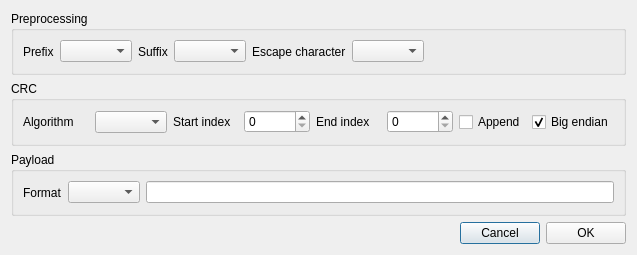
First picture: the form in src/page/utilities/textitemeditor.ui, repository x-tools-author/x-tools, before the edit.
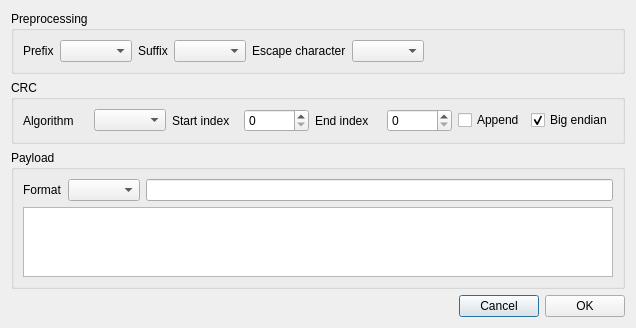
Second picture: the form after the edit.

Commit message: feat: enable input multi-lines(close #48)

```diff
--- a/src/page/utilities/textitemeditor.ui
+++ b/src/page/utilities/textitemeditor.ui
@@ -6,8 +6,8 @@
    <rect>
     <x>0</x>
     <y>0</y>
-    <width>637</width>
-    <height>255</height>
+    <width>636</width>
+    <height>299</height>
    </rect>
   </property>
   <property name="windowTitle">
@@ -154,24 +154,27 @@
      <property name="title">
       <string>Payload</string>
      </property>
-     <layout class="QHBoxLayout" name="horizontalLayout_3">
-      <item>
-       <widget class="QLabel" name="label_7">
-        <property name="text">
-         <string>Format</string>
-        </property>
-       </widget>
-      </item>
-      <item>
+     <layout class="QGridLayout" name="gridLayout_2">
+      <item row="0" column="1">
        <widget class="QComboBox" name="comboBoxFormat"/>
       </item>
-      <item>
+      <item row="0" column="2">
        <widget class="QLineEdit" name="lineEditInput">
         <property name="clearButtonEnabled">
          <bool>true</bool>
         </property>
        </widget>
       </item>
+      <item row="0" column="0">
+       <widget class="QLabel" name="label_7">
+        <property name="text">
+         <string>Format</string>
+        </property>
+       </widget>
+      </item>
+      <item row="1" column="0" colspan="3">
+       <widget class="QPlainTextEdit" name="plainTextEditInput"/>
+      </item>
      </layout>
     </widget>
    </item>
```
Left out of the diff: 140 changed lines with no effect on the pictures. The commit also changes 1 other file.
